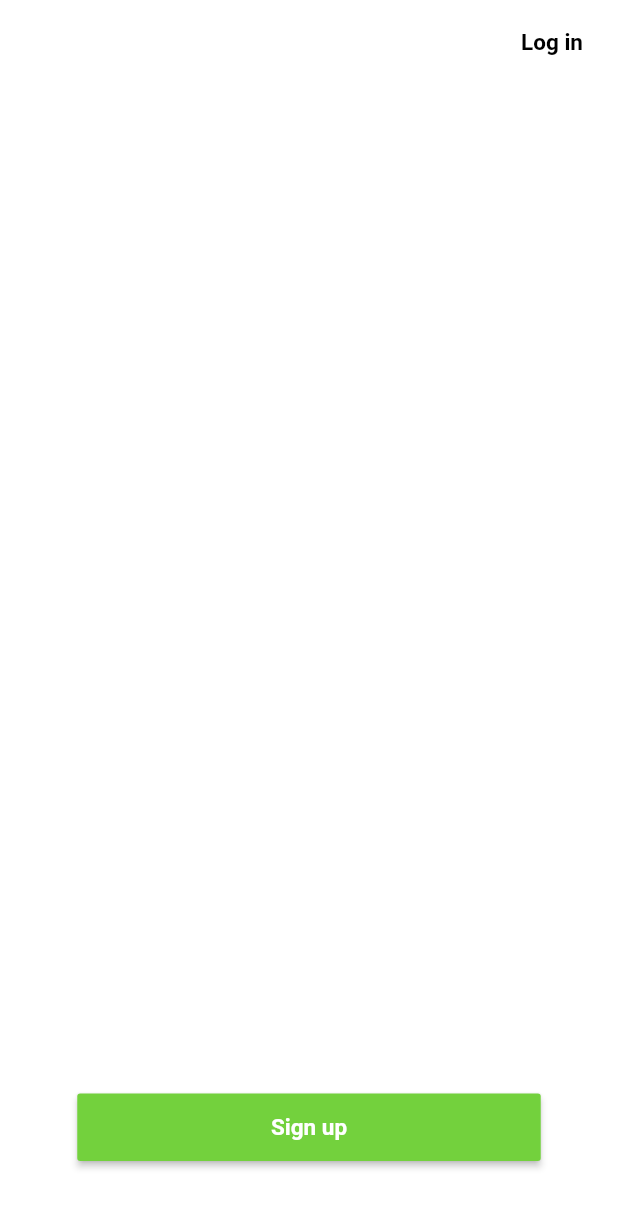
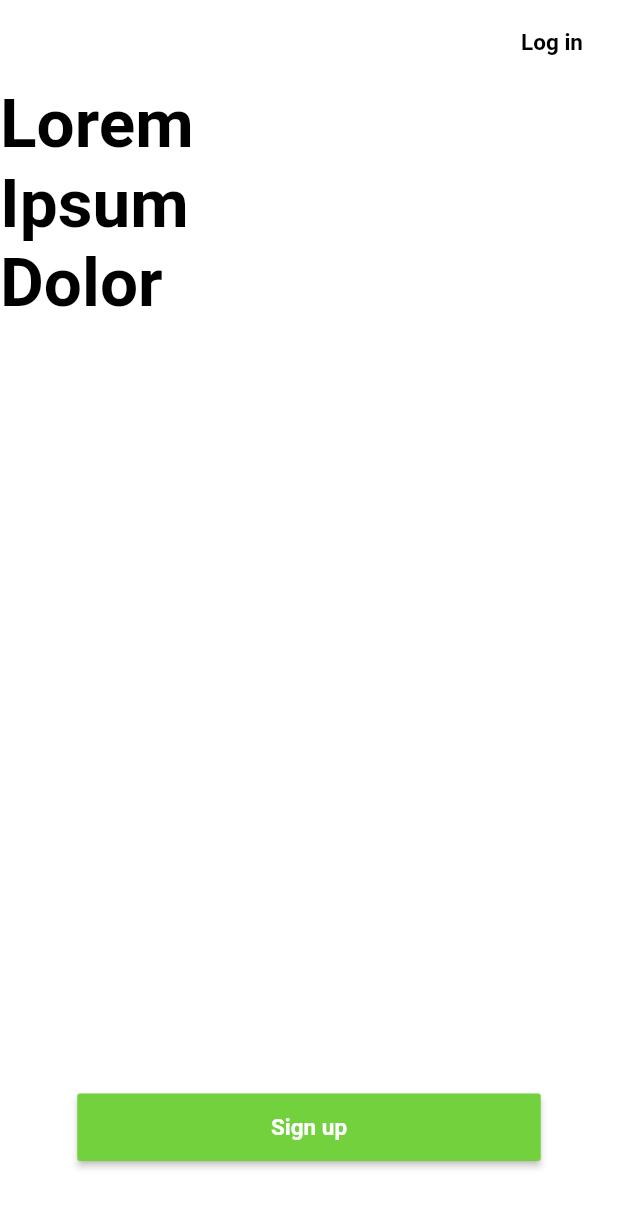
Before and after one commit to Dishin-app/Dishin, a Flutter app: the screen it shows after launch, on a phone screen of 412 x 824 dp. Shown: the top 1208 px of the screen. Run offline on Flutter 3.47's test engine with Material 2 defaults, Android fonts, the phone set to English and light mode, and no system bars; our stand-ins replace google_fonts.

```diff
--- a/lib/screens/intro/landing.dart
+++ b/lib/screens/intro/landing.dart
@@ -25,10 +25,37 @@ class Landing extends StatelessWidget {
       ),
       backgroundColor: Colors.white,
       body: Column(
-        mainAxisAlignment: MainAxisAlignment.spaceBetween,
         children: [
-          Container(
-            color: Colors.red,
+          Expanded(
+            child: Container(
+              width: DeviceSize().getWidth(context),
+              child: Column(
+                crossAxisAlignment: CrossAxisAlignment.start,
+                children: [
+                  Text(
+                    'Lorem',
+                    style: GoogleFonts.roboto(
+                        fontSize: 45,
+                        color: Colors.black,
+                        fontWeight: FontWeight.w700),
+                  ),
+                  Text(
+                    'Ipsum',
+                    style: GoogleFonts.roboto(
+                        fontSize: 45,
+                        color: Colors.black,
+                        fontWeight: FontWeight.w700),
+                  ),
+                  Text(
+                    'Dolor',
+                    style: GoogleFonts.roboto(
+                        fontSize: 45,
+                        color: Colors.black,
+                        fontWeight: FontWeight.w700),
+                  )
+                ],
+              ),
+            ),
           ),
           SafeArea(
             child: Padding(
```
Also changed, not shown: lib/screens/business/business_root.dart (added), lib/screens/customer/customer_root.dart (added).
